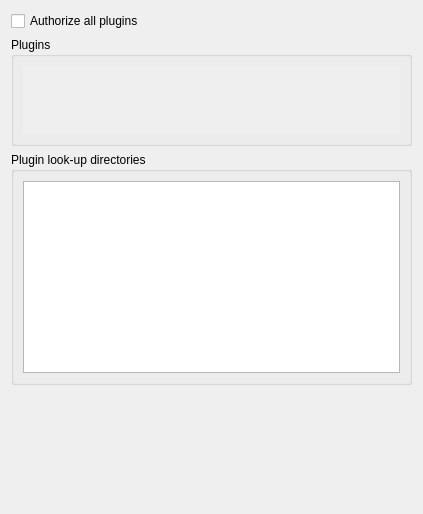
Old version of the form retroshare-gui/src/gui/settings/PluginsPage.ui in the repository RetroShare/RetroShare.
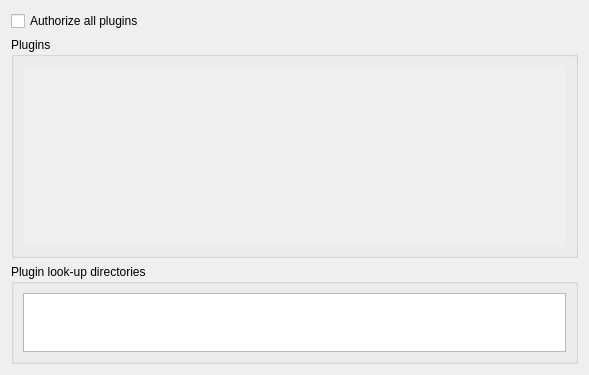
New version of the form.

Commit message:
Some ui fixes on Plugins & Appearance Page
* Some ui layout fixes on Plugins & Appearance Page
* Update the help string on Activity feed

Patch:
```diff
--- a/retroshare-gui/src/gui/settings/PluginsPage.ui
+++ b/retroshare-gui/src/gui/settings/PluginsPage.ui
@@ -6,29 +6,22 @@
    <rect>
     <x>0</x>
     <y>0</y>
-    <width>423</width>
-    <height>514</height>
+    <width>589</width>
+    <height>375</height>
    </rect>
   </property>
   <property name="contextMenuPolicy">
    <enum>Qt::NoContextMenu</enum>
   </property>
-  <layout class="QVBoxLayout" name="verticalLayout_2">
-   <item>
-    <widget class="QCheckBox" name="enableAll">
-     <property name="sizePolicy">
-      <sizepolicy hsizetype="Minimum" vsizetype="Preferred">
-       <horstretch>0</horstretch>
-       <verstretch>0</verstretch>
-      </sizepolicy>
-     </property>
-     <property name="text">
-      <string>Authorize all plugins</string>
-     </property>
-    </widget>
-   </item>
-   <item>
+  <layout class="QGridLayout" name="gridLayout_2">
+   <item row="1" column="0">
     <widget class="QGroupBox" name="groupBox">
+     <property name="sizePolicy">
+      <sizepolicy hsizetype="Expanding" vsizetype="Expanding">
+       <horstretch>0</horstretch>
+       <verstretch>0</verstretch>
+      </sizepolicy>
+     </property>
      <property name="title">
       <string>Plugins</string>
      </property>
@@ -85,8 +78,14 @@
      </layout>
     </widget>
    </item>
-   <item>
+   <item row="2" column="0">
     <widget class="QGroupBox" name="groupBox_2">
+     <property name="maximumSize">
+      <size>
+       <width>16777215</width>
+       <height>100</height>
+      </size>
+     </property>
      <property name="title">
       <string>Plugin look-up directories</string>
      </property>
@@ -104,18 +103,18 @@
      </layout>
     </widget>
    </item>
-   <item>
-    <spacer name="verticalSpacer_2">
-     <property name="orientation">
-      <enum>Qt::Vertical</enum>
+   <item row="0" column="0">
+    <widget class="QCheckBox" name="enableAll">
+     <property name="sizePolicy">
+      <sizepolicy hsizetype="Preferred" vsizetype="Preferred">
+       <horstretch>0</horstretch>
+       <verstretch>0</verstretch>
+      </sizepolicy>
      </property>
-     <property name="sizeHint" stdset="0">
-      <size>
-       <width>20</width>
-       <height>40</height>
-      </size>
+     <property name="text">
+      <string>Authorize all plugins</string>
      </property>
-    </spacer>
+    </widget>
    </item>
   </layout>
  </widget>
```
Left out of the diff: 2 changed lines with no effect on the pictures. The commit also changes 2 other files.
